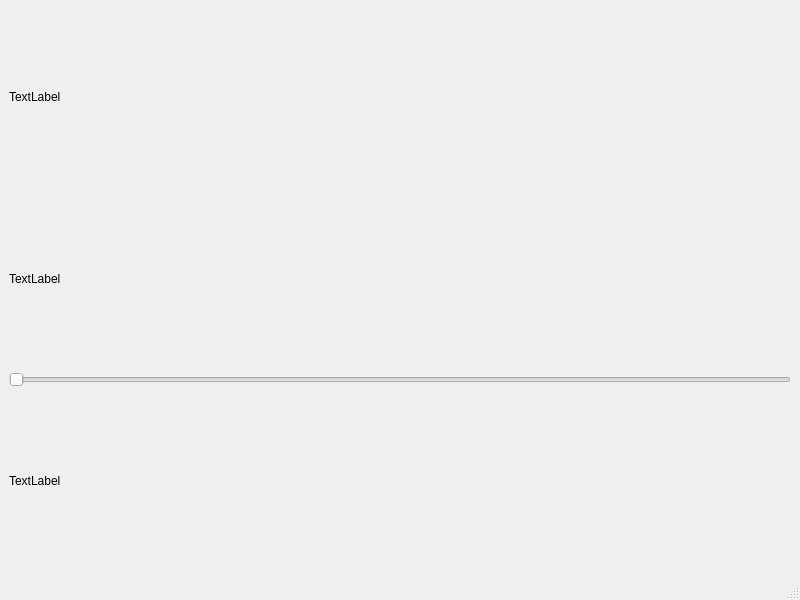
Old version of the form cppSln/src/mainwindow.ui in the repository Sqaz33/-practice-2024.
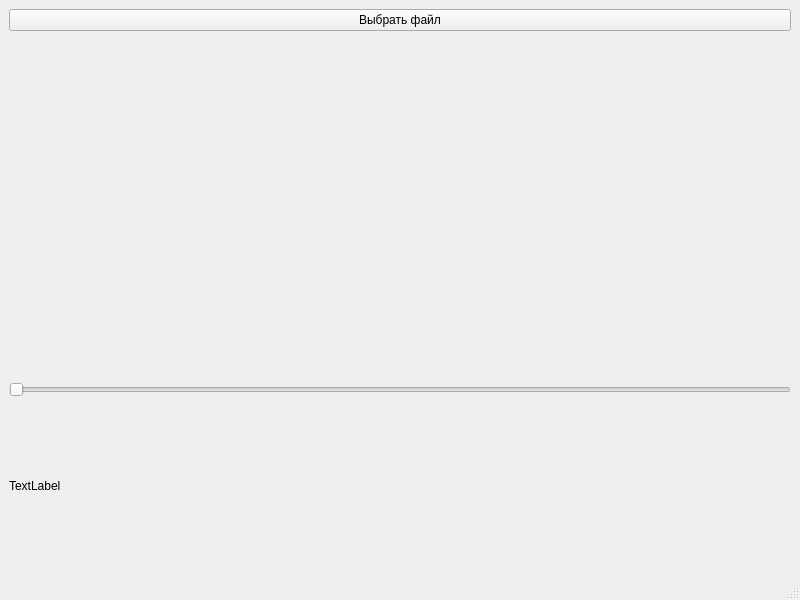
New version of the form.

The edit to the form file:
```diff
--- a/cppSln/src/mainwindow.ui
+++ b/cppSln/src/mainwindow.ui
@@ -17,10 +17,17 @@
    <layout class="QGridLayout" name="gridLayout">
     <item row="0" column="0">
      <layout class="QVBoxLayout" name="verticalLayout">
+      <item>
+       <widget class="QPushButton" name="pushButton">
+        <property name="text">
+         <string>Выбрать файл</string>
+        </property>
+       </widget>
+      </item>
       <item>
        <widget class="QLabel" name="label">
         <property name="text">
-         <string>TextLabel</string>
+         <string/>
         </property>
         <property name="scaledContents">
          <bool>true</bool>
@@ -30,7 +37,7 @@
       <item>
        <widget class="QLabel" name="label_2">
         <property name="text">
-         <string>TextLabel</string>
+         <string/>
         </property>
         <property name="scaledContents">
          <bool>true</bool>
```
